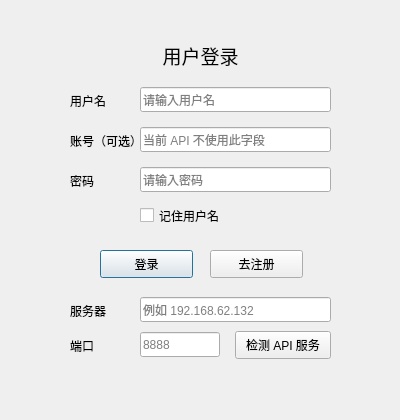
Qt form logindialog.ui (BiHequn/VideoPlayer1) before a commit.
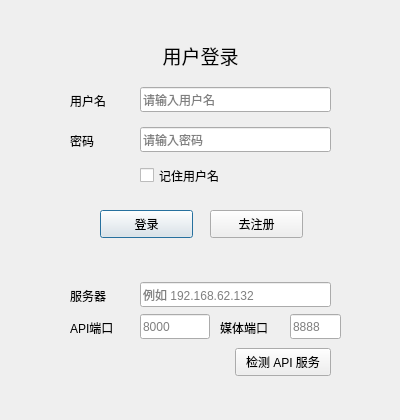
The same form after that commit.

Commit message: feat(auth): bridge API login to media server

Diff of the .ui file:
```diff
--- a/logindialog.ui
+++ b/logindialog.ui
@@ -73,37 +73,11 @@
       <string>请输入用户名</string>
      </property>
     </widget>
-    <widget class="QLabel" name="label_email_login">
-     <property name="geometry">
-      <rect>
-       <x>30</x>
-       <y>100</y>
-       <width>72</width>
-       <height>21</height>
-      </rect>
-     </property>
-     <property name="text">
-      <string>账号（可选）</string>
-     </property>
-    </widget>
-    <widget class="QLineEdit" name="le_loginEmail">
-     <property name="geometry">
-      <rect>
-       <x>100</x>
-       <y>97</y>
-       <width>191</width>
-       <height>25</height>
-      </rect>
-     </property>
-     <property name="placeholderText">
-      <string>当前 API 不使用此字段</string>
-     </property>
-    </widget>
     <widget class="QLabel" name="label_3">
      <property name="geometry">
       <rect>
        <x>30</x>
-       <y>140</y>
+       <y>100</y>
        <width>72</width>
        <height>21</height>
       </rect>
@@ -116,7 +90,7 @@
      <property name="geometry">
       <rect>
        <x>100</x>
-       <y>137</y>
+       <y>97</y>
        <width>191</width>
        <height>25</height>
       </rect>
@@ -132,7 +106,7 @@
      <property name="geometry">
       <rect>
        <x>100</x>
-       <y>175</y>
+       <y>135</y>
        <width>121</width>
        <height>21</height>
       </rect>
@@ -145,7 +119,7 @@
      <property name="geometry">
       <rect>
        <x>60</x>
-       <y>220</y>
+       <y>180</y>
        <width>93</width>
        <height>28</height>
       </rect>
@@ -158,7 +132,7 @@
      <property name="geometry">
       <rect>
        <x>170</x>
-       <y>220</y>
+       <y>180</y>
        <width>93</width>
        <height>28</height>
       </rect>
@@ -171,7 +145,7 @@
      <property name="geometry">
       <rect>
        <x>30</x>
-       <y>270</y>
+       <y>255</y>
        <width>72</width>
        <height>21</height>
       </rect>
@@ -184,7 +158,7 @@
      <property name="geometry">
       <rect>
        <x>100</x>
-       <y>267</y>
+       <y>252</y>
        <width>191</width>
        <height>25</height>
       </rect>
@@ -197,33 +171,33 @@
      <property name="geometry">
       <rect>
        <x>30</x>
-       <y>305</y>
+       <y>287</y>
        <width>72</width>
        <height>21</height>
       </rect>
      </property>
      <property name="text">
-      <string>端口</string>
+      <string>API端口</string>
      </property>
     </widget>
     <widget class="QLineEdit" name="le_serverPort">
      <property name="geometry">
       <rect>
        <x>100</x>
-       <y>302</y>
-       <width>80</width>
+       <y>284</y>
+       <width>70</width>
        <height>25</height>
       </rect>
      </property>
      <property name="placeholderText">
-      <string>8888</string>
+      <string>8000</string>
      </property>
     </widget>
     <widget class="QPushButton" name="pb_connectServer">
      <property name="geometry">
       <rect>
        <x>195</x>
-       <y>301</y>
+       <y>318</y>
        <width>96</width>
        <height>28</height>
       </rect>
@@ -232,6 +206,32 @@
       <string>检测 API 服务</string>
      </property>
     </widget>
+    <widget class="QLabel" name="label_mediaPort">
+     <property name="geometry">
+      <rect>
+       <x>180</x>
+       <y>287</y>
+       <width>72</width>
+       <height>21</height>
+      </rect>
+     </property>
+     <property name="text">
+      <string>媒体端口</string>
+     </property>
+    </widget>
+    <widget class="QLineEdit" name="le_mediaPort">
+     <property name="geometry">
+      <rect>
+       <x>250</x>
+       <y>284</y>
+       <width>51</width>
+       <height>25</height>
+      </rect>
+     </property>
+     <property name="placeholderText">
+      <string>8888</string>
+     </property>
+    </widget>
    </widget>
    <widget class="QWidget" name="page_register">
     <widget class="QLabel" name="label_4">
```
Left out of the diff: 38 changed lines with no effect on the pictures. The commit also changes 10 other files.
